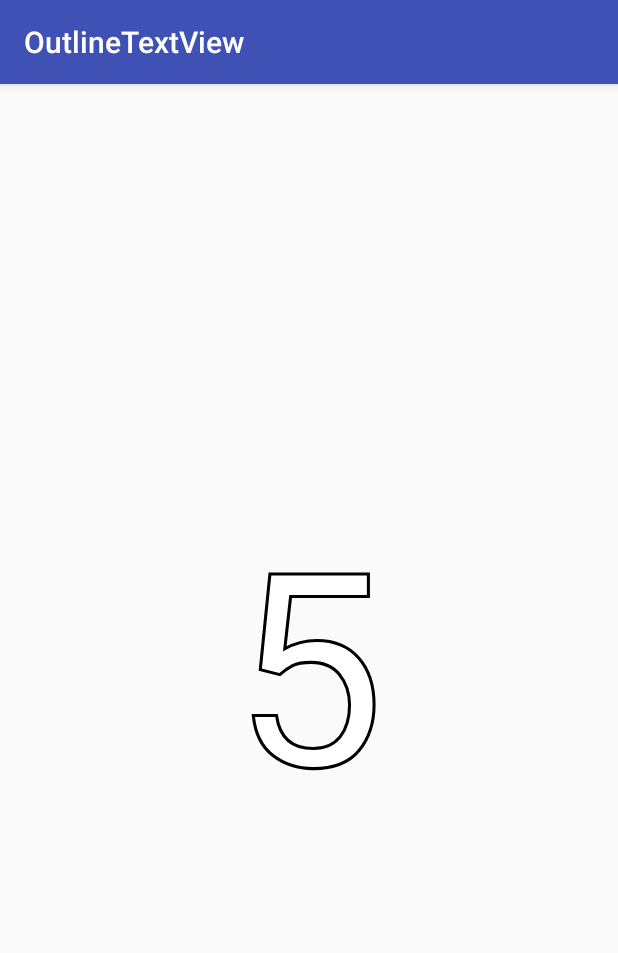
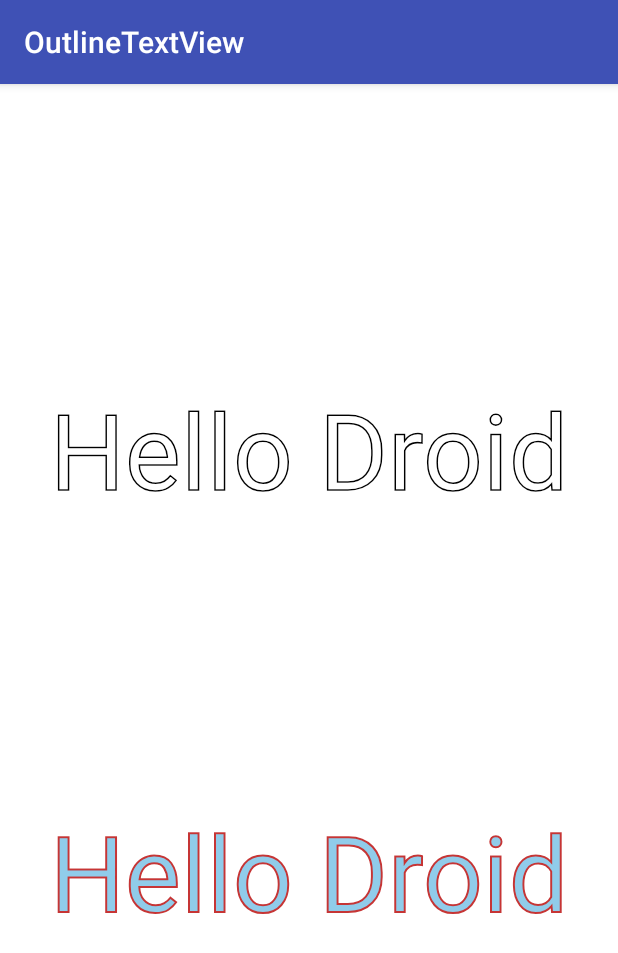
Before and after one commit to iamBedant/OutlineTextView, an Android app: the screen it shows after launch (MainActivity), on a phone screen of 412 x 824 dp. Shown: the top 953 px of the screen. Run offline under Robolectric (Android 15) with nearby library versions, the phone set to English and light mode, and no system bars.

Commit message:
feat: Added sample

```diff
--- a/app/src/main/res/layout/activity_main.xml
+++ b/app/src/main/res/layout/activity_main.xml
@@ -3,6 +3,7 @@
     xmlns:app="http://schemas.android.com/apk/res-auto"
     xmlns:tools="http://schemas.android.com/tools"
     android:layout_width="match_parent"
+    android:background="#FFF"
     android:layout_height="match_parent"
     tools:context="com.iambedant.outlinetextview.MainActivity">
 
@@ -10,19 +11,35 @@
         android:id="@+id/your_text_view"
         android:layout_width="wrap_content"
         android:layout_height="wrap_content"
-        android:layout_marginBottom="8dp"
         android:layout_marginEnd="8dp"
         android:layout_marginStart="8dp"
         android:layout_marginTop="8dp"
-        android:text="5"
+        android:text="Hello Droid"
         android:textColor="@android:color/white"
-        android:textSize="180sp"
-        app:layout_constraintBottom_toBottomOf="parent"
+        android:textSize="70sp"
+        app:layout_constraintBottom_toTopOf="@+id/textView"
         app:layout_constraintEnd_toEndOf="parent"
+        app:layout_constraintHorizontal_bias="0.5"
         app:layout_constraintStart_toStartOf="parent"
         app:layout_constraintTop_toTopOf="parent"
         app:outlineColor="@android:color/black"
-        app:outlineWidth="1.7" />
+        app:outlineWidth="0.7" />
+
+    <com.iambedant.text.OutlineTextView
+        android:id="@+id/textView"
+        android:layout_width="wrap_content"
+        android:layout_height="wrap_content"
+        android:layout_marginBottom="8dp"
+        android:text="Hello Droid"
+        android:textColor="#90ccea"
+        android:textSize="70sp"
+        app:layout_constraintBottom_toBottomOf="parent"
+        app:layout_constraintHorizontal_bias="0.5"
+        app:layout_constraintLeft_toLeftOf="parent"
+        app:layout_constraintRight_toRightOf="parent"
+        app:layout_constraintTop_toBottomOf="@+id/your_text_view"
+        app:outlineColor="#c63535"
+        app:outlineWidth="1.0" />
 
 
 </android.support.constraint.ConstraintLayout>
```
